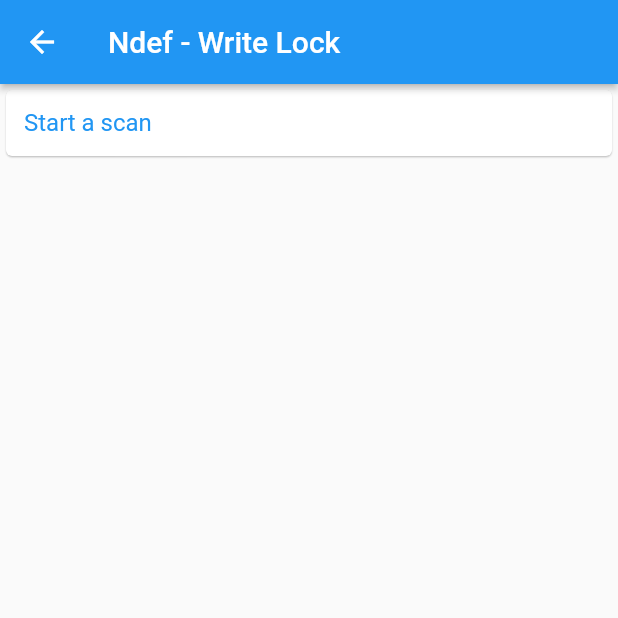
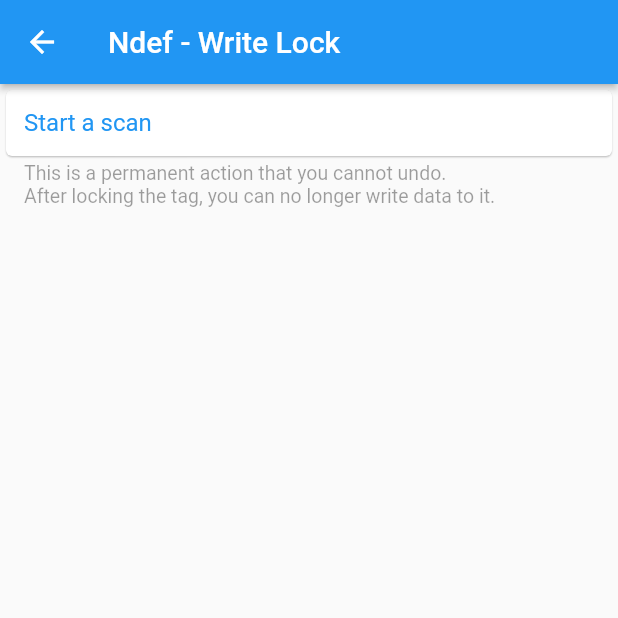
Before and after one commit to okadan/nfc-manager, a Flutter app: the NdefWriteLockPage screen opened by its route, on a phone screen of 412 x 824 dp, the top half of it. Run offline on Flutter 3.47's test engine with Material 2 defaults, Android fonts, the phone set to English and light mode, and no system bars; our stand-ins replace package_info, sqflite; missing offline and left inert: nfc_manager; accounts and stored records are empty.

Commit message:
Add footer message to [Ndef - Write Lock]

```diff
--- a/lib/view/common/list.dart
+++ b/lib/view/common/list.dart
@@ -88,7 +88,7 @@ class ListCellButton extends StatelessWidget {
 }
 
 class ListHeader extends StatelessWidget {
-  const ListHeader({this.label});
+  const ListHeader({ this.label });
 
   final Widget label;
 
@@ -97,7 +97,7 @@ class ListHeader extends StatelessWidget {
     return Container(
       alignment: Alignment.bottomLeft,
       constraints: BoxConstraints(minHeight: 24),
-      padding: EdgeInsets.only(left: 12, right: 12, bottom: 2),
+      padding: EdgeInsets.only(left: 14, right: 14, bottom: 2),
       child: label == null ? null : DefaultTextStyle(
         style: Theme.of(context).textTheme.bodyText1.copyWith(
           color: Theme.of(context).disabledColor,
@@ -111,7 +111,7 @@ class ListHeader extends StatelessWidget {
 }
 
 class ListFooter extends StatelessWidget {
-  const ListFooter({this.label});
+  const ListFooter({ this.label });
 
   final Widget label;
 
@@ -120,11 +120,9 @@ class ListFooter extends StatelessWidget {
     return Container(
       alignment: Alignment.topLeft,
       constraints: BoxConstraints(minHeight: 24),
-      padding: EdgeInsets.only(left: 12, right: 12, top: 2),
+      padding: EdgeInsets.only(left: 14, right: 14, top: 2),
       child: label == null ? null : DefaultTextStyle(
-        style: Theme.of(context).textTheme.bodyText2.copyWith(
-          color: Theme.of(context).disabledColor
-        ),
+        style: TextStyle(fontSize: 13, color: Theme.of(context).disabledColor),
         child: label,
       ),
     );
--- a/lib/view/ndef_write_lock.dart
+++ b/lib/view/ndef_write_lock.dart
@@ -28,7 +28,11 @@ class NdefWriteLockPage extends StatelessWidget {
                   handleTag: Provider.of<NdefWriteLockModel>(context, listen: false).handleTag,
                 ),
               ),
-            ])
+            ]),
+            ListFooter(label: Text(
+              'This is a permanent action that you cannot undo.\n'
+              'After locking the tag, you can no longer write data to it.',
+            )),
           ],
         ),
       ),
```
